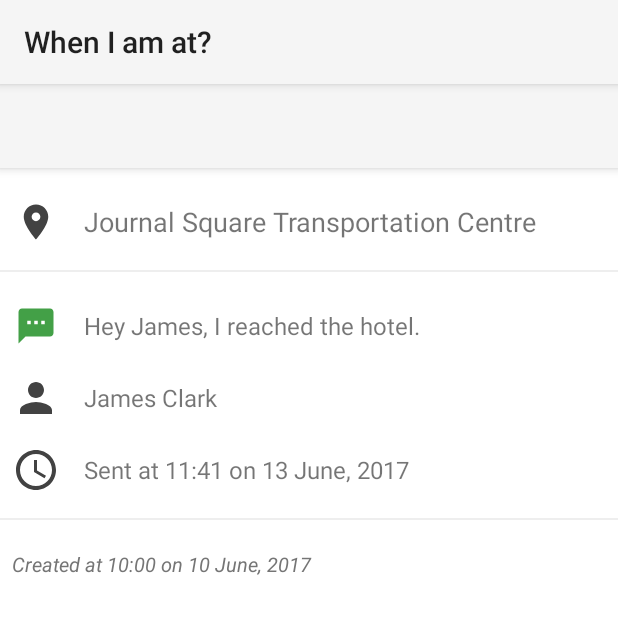
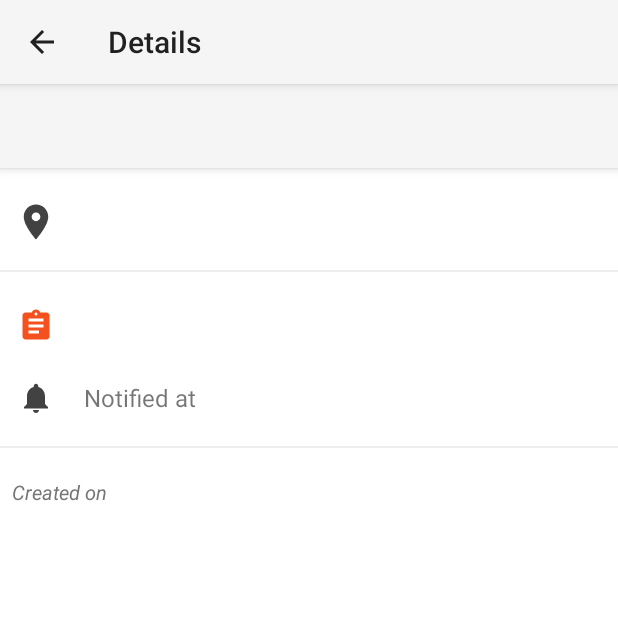
Before and after one commit to pranitk/Location-reminder, an Android app: the ViewReminder screen opened directly, with no data from a screen before it, on a phone screen of 412 x 824 dp, the top half of it. Run offline under Robolectric (Android 15) with nearby library versions, the phone set to English and light mode, and no system bars; 1 statement that could not run was skipped.

Commit message:
'View a reminder ' page updated...

```diff
--- a/app/src/main/java/com/pranitkulkarni/remindbylocation/ViewReminder.java
+++ b/app/src/main/java/com/pranitkulkarni/remindbylocation/ViewReminder.java
@@ -1,28 +1,90 @@
 package com.pranitkulkarni.remindbylocation;
 
+import android.icu.text.DateFormat;
+import android.icu.text.SimpleDateFormat;
+import android.support.v4.content.ContextCompat;
 import android.support.v7.app.AppCompatActivity;
 import android.os.Bundle;
+import android.support.v7.widget.Toolbar;
+import android.util.Log;
+import android.view.MenuItem;
+import android.view.View;
+import android.widget.ImageView;
 import android.widget.TextView;
+
+import com.pranitkulkarni.remindbylocation.database.DatabaseManager;
+import com.pranitkulkarni.remindbylocation.database.MessagesModel;
+import com.pranitkulkarni.remindbylocation.database.ScheduleModel;
 
 public class ViewReminder extends AppCompatActivity {
 
-    TextView locationTv, contactTv, messageTv, sentAtTv,createdAtTv;
+    TextView locationTv, contactTv, reminderTv, sentAtTv,createdAtTv;
     int schedule_id = 0;
+    ScheduleModel scheduleModel;
 
     @Override
     protected void onCreate(Bundle savedInstanceState) {
         super.onCreate(savedInstanceState);
         setContentView(R.layout.activity_view_reminder);
+        Toolbar toolbar = (Toolbar)findViewById(R.id.toolbar);
+        setSupportActionBar(toolbar);
+        getSupportActionBar().setDisplayHomeAsUpEnabled(true);
+
+        setTitle("Details");
 
         schedule_id = getIntent().getIntExtra("schedule_id",0);
+        Log.d("ID passed",""+schedule_id);
+
+        scheduleModel = new DatabaseManager(ViewReminder.this).getSchedule(schedule_id);
 
         locationTv = (TextView)findViewById(R.id.location_text);
         contactTv = (TextView)findViewById(R.id.contact_name);
-        messageTv = (TextView)findViewById(R.id.message);
+        reminderTv = (TextView)findViewById(R.id.reminder_text);
         sentAtTv = (TextView)findViewById(R.id.sent_at);
         createdAtTv = (TextView)findViewById(R.id.created_at);
+
+        Log.d("ID retreived",""+scheduleModel.getId());
+        locationTv.setText(scheduleModel.getPlace_name());
+
+        if (scheduleModel.getAction_type() == 1){   // SMS reminder...
+
+            MessagesModel messageModel = scheduleModel.getMessagesModel();
+            contactTv.setText(messageModel.getContact_name());
+            reminderTv.setText(messageModel.getMessage());
+            sentAtTv.setText(messageModel.getSent_at());
+
+
+        }
+        else {
+
+            findViewById(R.id.contact_name_layout).setVisibility(View.GONE);
+
+            ImageView logo = (ImageView)findViewById(R.id.reminder_type_logo);
+            logo.setImageDrawable(ContextCompat.getDrawable(ViewReminder.this, R.drawable.ic_text_reminder_red));
+
+            reminderTv.setText(scheduleModel.getLabel());
+
+            ImageView notificationIcon = (ImageView)findViewById(R.id.notified_icon);
+            notificationIcon.setImageDrawable(ContextCompat.getDrawable(ViewReminder.this, R.drawable.ic_notifications_dark));
+            sentAtTv.setText("Notified at");
+
+        }
+
+
+
+        createdAtTv.setText("Created on "+scheduleModel.getCreated_at());
+
 
 
 
     }
+
+    @Override
+    public boolean onOptionsItemSelected(MenuItem item) {
+
+        if (item.getItemId() == android.R.id.home)
+            finish();
+
+        return true;
+    }
 }
--- a/app/src/main/java/com/pranitkulkarni/remindbylocation/database/DatabaseManager.java
+++ b/app/src/main/java/com/pranitkulkarni/remindbylocation/database/DatabaseManager.java
@@ -164,10 +164,56 @@ public class DatabaseManager extends SQLiteOpenHelper {
                 model.setContact_name(cursor.getString(cursor.getColumnIndex(DatabaseInfo.Messages.CONTACT_NAME)));
                 model.setContact_number(cursor.getString(cursor.getColumnIndex(DatabaseInfo.Messages.CONTACT_NUMBER)));
 
+                Log.d("ID",""+model.getId());
+                Log.d("Message",model.getMessage());
+                Log.d("Contact name",model.getContact_name());
+
             }
 
             cursor.close();
             database.close();
+
+        }catch (Exception e){
+            e.printStackTrace();
+        }
+
+        return model;
+    }
+
+
+    public ScheduleModel getSchedule(int id){
+
+        ScheduleModel model = new ScheduleModel();
+        String query = "Select * from "+ DatabaseInfo.Schedules.TABLE_NAME + " WHERE " + DatabaseInfo.Schedules.ID + " == " + id;
+
+        try{
+
+            SQLiteDatabase database = this.getWritableDatabase();
+            Cursor cursor = database.rawQuery(query,null);
+
+            if (cursor.moveToFirst()){
+
+                model.setId(cursor.getInt(cursor.getColumnIndex(DatabaseInfo.Schedules.ID)));
+                model.setPlace_name(cursor.getString(cursor.getColumnIndex(DatabaseInfo.Schedules.PLACE_NAME)));
+                model.setLabel(cursor.getString(cursor.getColumnIndex(DatabaseInfo.Schedules.LABEL)));
+                model.setLatitude(cursor.getDouble(cursor.getColumnIndex(DatabaseInfo.Schedules.LATITUDE)));
+                model.setLongitude(cursor.getDouble(cursor.getColumnIndex(DatabaseInfo.Schedules.LONGITUDE)));
+                model.setAction_type(cursor.getInt(cursor.getColumnIndex(DatabaseInfo.Schedules.ACTION_TYPE)));
+                model.setCreated_at(cursor.getString(cursor.getColumnIndex(DatabaseInfo.Schedules.CREATED_AT)));
+
+                if (model.getAction_type() == 1)  // sms
+                {
+                    int message_id = cursor.getInt(cursor.getColumnIndex(DatabaseInfo.Schedules.ACTION_ID));
+                    Log.d("Action ID ",""+message_id);
+                    model.setMessagesModel(getMessageDetails(message_id));
+                    model.setAction_id(message_id);
+
+                }
+            }
+
+            cursor.close();
+            database.close();
+
 
         }catch (Exception e){
             e.printStackTrace();
--- a/app/src/main/java/com/pranitkulkarni/remindbylocation/database/ScheduleModel.java
+++ b/app/src/main/java/com/pranitkulkarni/remindbylocation/database/ScheduleModel.java
@@ -11,6 +11,8 @@ public class ScheduleModel {
     private Double longitude,latitude;
     private Boolean isCompleted = false,isNotified = false;
     private MessagesModel messagesModel;
+    //String systemFormatString = "EEE MMM d HH:mm:ss z yyyy";
+    //String myFormatString = "HH:mm";
 
     public void setId(int id) {
         this.id = id;
@@ -99,4 +101,7 @@ public class ScheduleModel {
     public Boolean getNotified() {
         return isNotified;
     }
+
+
+
 }
--- /dev/null
+++ b/app/src/main/res/drawable/ic_notifications_dark.xml
@@ -0,0 +1,9 @@
+<vector xmlns:android="http://schemas.android.com/apk/res/android"
+        android:width="24dp"
+        android:height="24dp"
+        android:viewportWidth="24.0"
+        android:viewportHeight="24.0">
+    <path
+        android:fillColor="@color/grey_800"
+        android:pathData="M12,22c1.1,0 2,-0.9 2,-2h-4c0,1.1 0.89,2 2,2zM18,16v-5c0,-3.07 -1.64,-5.64 -4.5,-6.32L13.5,4c0,-0.83 -0.67,-1.5 -1.5,-1.5s-1.5,0.67 -1.5,1.5v0.68C7.63,5.36 6,7.92 6,11v5l-2,2v1h16v-1l-2,-2z"/>
+</vector>
--- a/app/src/main/res/layout/activity_view_reminder.xml
+++ b/app/src/main/res/layout/activity_view_reminder.xml
@@ -65,14 +65,15 @@
                 android:layout_height="wrap_content">
 
                 <ImageView
-                    android:padding="10dp"
+                    android:id="@+id/reminder_type_logo"
+                    android:padding="12dp"
                     app:srcCompat="@drawable/ic_sms_green"
                     android:layout_width="48dp"
                     android:layout_height="48dp" />
 
 
                 <TextView
-                    android:id="@+id/message"
+                    android:id="@+id/reminder_text"
                     android:text="Hey James, I reached the hotel."
                     android:padding="8dp"
                     android:textSize="16sp"
@@ -83,11 +84,12 @@
             </LinearLayout>
 
             <LinearLayout
+                android:id="@+id/contact_name_layout"
                 android:layout_width="match_parent"
                 android:layout_height="wrap_content">
 
                 <ImageView
-                    android:padding="8dp"
+                    android:padding="12dp"
                     app:srcCompat="@drawable/ic_contact_dark"
                     android:layout_width="48dp"
                     android:layout_height="48dp" />
@@ -109,7 +111,8 @@
                 android:layout_height="wrap_content">
 
                 <ImageView
-                    android:padding="8dp"
+                    android:id="@+id/notified_icon"
+                    android:padding="12dp"
                     app:srcCompat="@drawable/ic_time"
                     android:layout_width="48dp"
                     android:layout_height="48dp" />
--- a/app/src/main/res/layout/schedule_list_item_new.xml
+++ b/app/src/main/res/layout/schedule_list_item_new.xml
@@ -8,6 +8,8 @@
     android:layout_height="wrap_content">
 
     <LinearLayout
+        android:id="@+id/click_layout"
+        android:background="?attr/selectableItemBackground"
         android:padding="8dp"
         android:layout_width="match_parent"
         android:layout_height="wrap_content">
--- a/app/src/main/res/values/strings.xml
+++ b/app/src/main/res/values/strings.xml
@@ -17,4 +17,6 @@
     <string name="rate_on_playstore">Rate on Playstore</string>
     <string name="contact_developer">Contact developer / Give feedback</string>
 
+    <string name="system_date_format">EEE MMM d HH:mm:ss z yyyy</string>
+
 </resources>
```
Also changed, not shown: app/src/main/java/com/pranitkulkarni/remindbylocation/AdapterSchedules.java (+14 -0 lines), app/src/main/res/drawable/ic_notifications_black_24dp.xml (deleted, +0 -9 lines).
